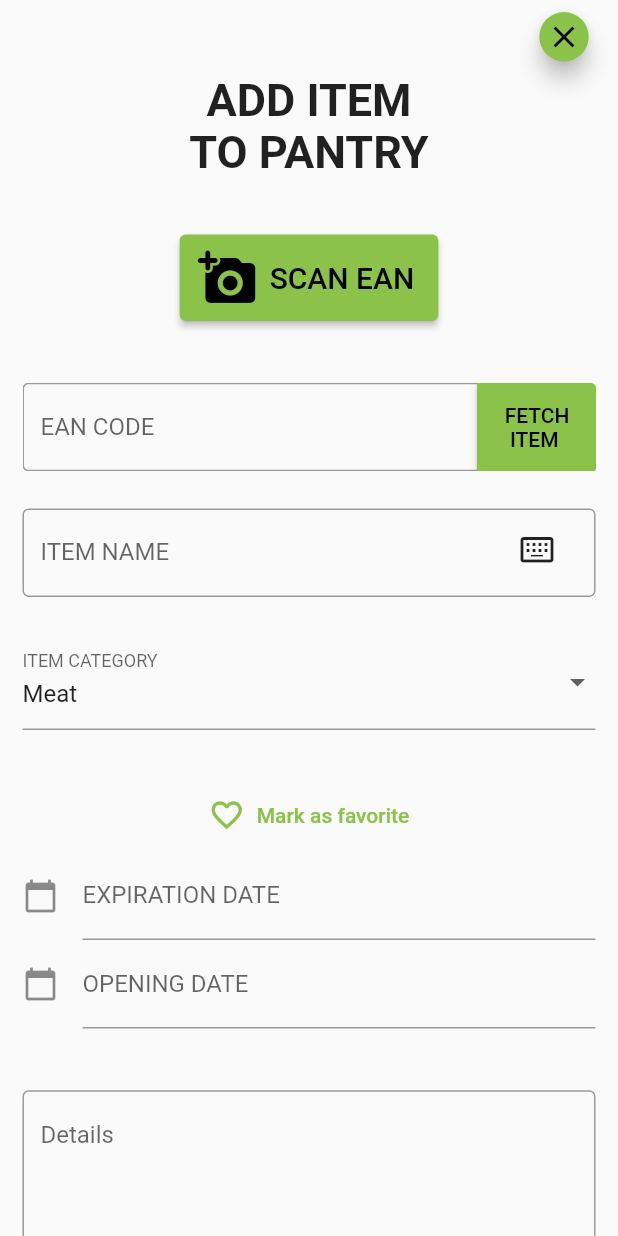
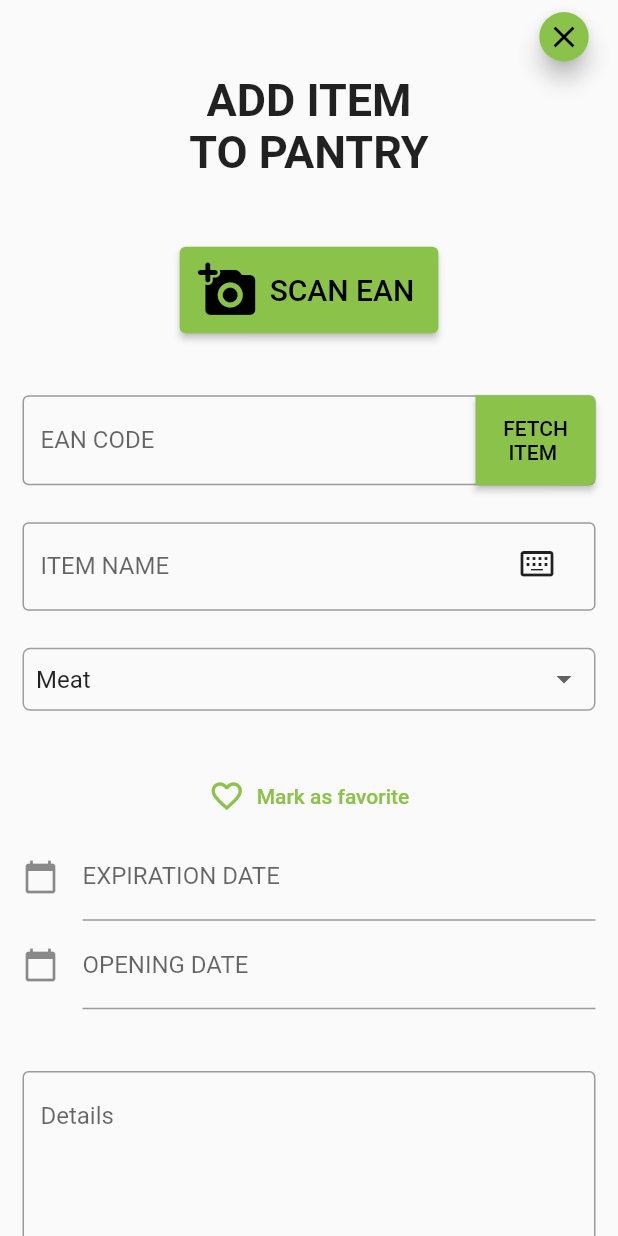
Before and after one commit to kitsain/Kitsain-Frontend-Spring2023, a Flutter app: the NewItemForm screen opened directly, on a phone screen of 412 x 824 dp. Run offline on Flutter 3.47's test engine with Material 2 defaults, Android fonts, the phone set to English and light mode, and no system bars; our stand-ins replace get; missing offline and left inert: openfoodfacts, simple_barcode_scanner.

Commit message:
EAN-code field working now with fetch item-button.

```diff
--- a/lib/views/add_forms/add_new_item_form.dart
+++ b/lib/views/add_forms/add_new_item_form.dart
@@ -7,6 +7,7 @@ import 'package:simple_barcode_scanner/simple_barcode_scanner.dart';
 import 'package:kitsain_frontend_spring2023/database/openfoodfacts.dart';
 
 const List<String> categories = <String>[
+
   'Meat',
   'Seafood',
   'Fruit',
@@ -111,7 +112,7 @@ class _NewItemFormState extends State<NewItemForm> {
                     style: const TextStyle(fontSize: 30, fontWeight: FontWeight.bold),
                   ),
               ),
-              SizedBox( height: MediaQuery.of(context).size.height * 0.05),
+              SizedBox( height: MediaQuery.of(context).size.height * 0.06),
               Padding(
                 padding: const EdgeInsets.only(left: 7, right: 7),
                 child: Column(
@@ -156,22 +157,16 @@ class _NewItemFormState extends State<NewItemForm> {
                       ),
                     ),
                     SizedBox(height: MediaQuery.of(context).size.height * 0.05),
-                    Stack(
-                      children: [
                     TextFormField(
                       controller: _EANCodeField,
-                          decoration: const InputDecoration(
+
+                      decoration: InputDecoration(
                         border: OutlineInputBorder(),
                         labelText: 'EAN CODE',
-                          ),
-                        ),
-                        Positioned(
-                          right: -1,
-                          child: SizedBox(
+                        suffixIcon: Container(
+                          width: 80,
                           height: 60,
-                              width: 80,
                           child: ElevatedButton(
-                              child: Text('FETCH\n ITEM'),
                               style: ButtonStyle(
                                   shape: MaterialStatePropertyAll<RoundedRectangleBorder>(
                                       RoundedRectangleBorder(
@@ -218,10 +213,9 @@ class _NewItemFormState extends State<NewItemForm> {
                                   );
                                 }
                               },
+                              child: Text('FETCH\n ITEM')),
+                        )
                       ),
-                          ),
-                        )
-                      ]
                     ),
                     SizedBox( height: MediaQuery.of(context).size.height * 0.03),
                     Stack(
@@ -247,11 +241,21 @@ class _NewItemFormState extends State<NewItemForm> {
                       ]
                     ),
                     SizedBox( height: MediaQuery.of(context).size.height * 0.03),
-                    SizedBox(
+                    Container(
+                      decoration: BoxDecoration(
+                        border: Border.all(color: Colors.grey),
+                        borderRadius: BorderRadius.circular(5)
+                      ),
+                      child: Padding(
+                        padding: const EdgeInsets.all(8.0),
                         child: DropdownButtonFormField<String>(
                           menuMaxHeight: 200,
                           value: _category,
-                        decoration: InputDecoration(labelText: 'ITEM CATEGORY'),
+                          icon: Positioned(
+                              right: 30,
+                              child: Icon(Icons.arrow_drop_down)),
+                          decoration: InputDecoration.collapsed(
+                              hintText: ''),
                           onChanged: (String? value) {
                             setState(() {
                               _category = value!;
@@ -263,6 +267,7 @@ class _NewItemFormState extends State<NewItemForm> {
                               child: Text(value),
                             );
                           }).toList(),
+                        ),
                       ),
                     ),
                     SizedBox( height: MediaQuery.of(context).size.height * 0.04),
```
Lines whose indentation alone changed are shown as unchanged.
